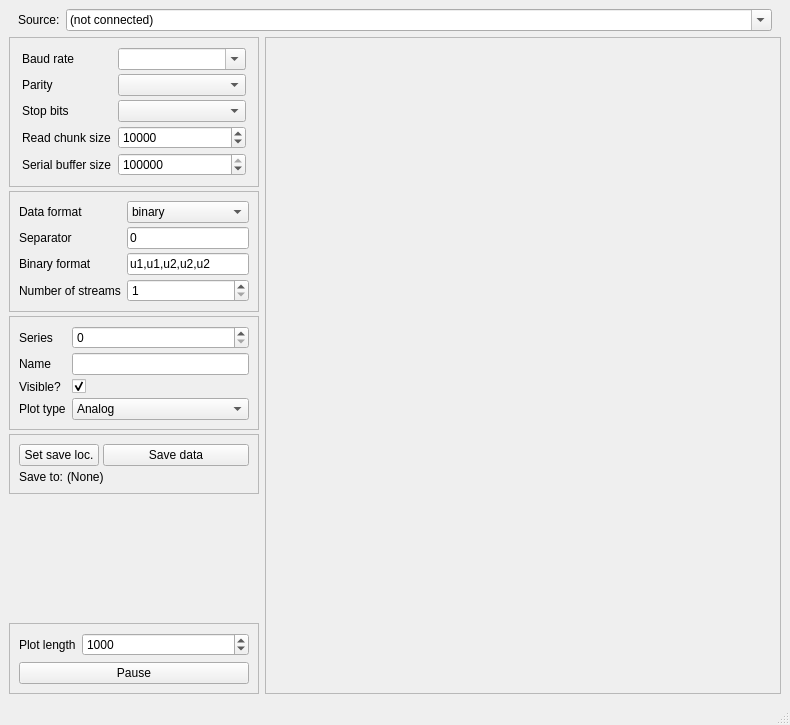
First picture: the form in src/splot/splot.ui, repository starfishneuroscience/splot, before the edit.
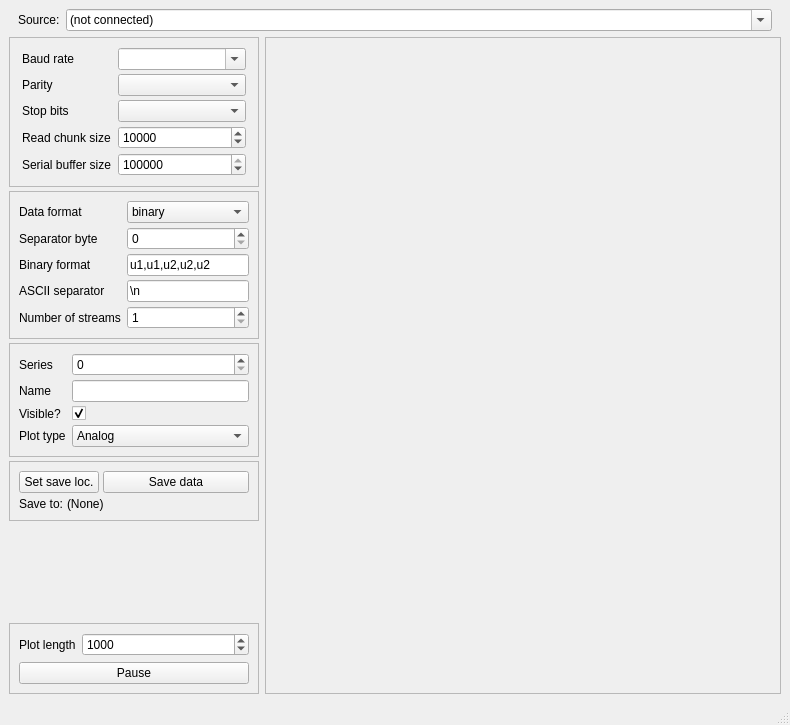
Second picture: the form after the edit.

Commit message: Update stream processor from UI while connected (#14)

The edit to the form file:
```diff
--- a/src/splot/splot.ui
+++ b/src/splot/splot.ui
@@ -349,14 +349,17 @@
                <item row="1" column="0">
                 <widget class="QLabel" name="messageDelimiterLabel">
                  <property name="text">
-                  <string>Separator</string>
+                  <string>Separator byte</string>
                  </property>
                 </widget>
                </item>
                <item row="1" column="1">
-                <widget class="QLineEdit" name="messageDelimiterLineEdit">
-                 <property name="text">
-                  <string>0</string>
+                <widget class="QSpinBox" name="binaryMessageDelimiterSpinBox">
+                 <property name="sizePolicy">
+                  <sizepolicy hsizetype="Expanding" vsizetype="Fixed">
+                   <horstretch>0</horstretch>
+                   <verstretch>0</verstretch>
+                  </sizepolicy>
                  </property>
                 </widget>
                </item>
@@ -387,13 +390,27 @@
                 </widget>
                </item>
                <item row="3" column="0">
+                <widget class="QLabel" name="asciiMessageDelimiterLabel">
+                 <property name="text">
+                  <string>ASCII separator</string>
+                 </property>
+                </widget>
+               </item>
+               <item row="3" column="1">
+                <widget class="QLineEdit" name="asciiMessageDelimiterLineEdit">
+                 <property name="text">
+                  <string>\n</string>
+                 </property>
+                </widget>
+               </item>
+               <item row="4" column="0">
                 <widget class="QLabel" name="numberOfStreamsLabel">
                  <property name="text">
                   <string>Number of streams</string>
                  </property>
                 </widget>
                </item>
-               <item row="3" column="1">
+               <item row="4" column="1">
                 <widget class="QSpinBox" name="numberOfStreamsSpinBox">
                  <property name="sizePolicy">
                   <sizepolicy hsizetype="Expanding" vsizetype="Fixed">
```
Left out of the diff: 2 changed lines with no effect on the pictures. The commit also changes 5 other files.
